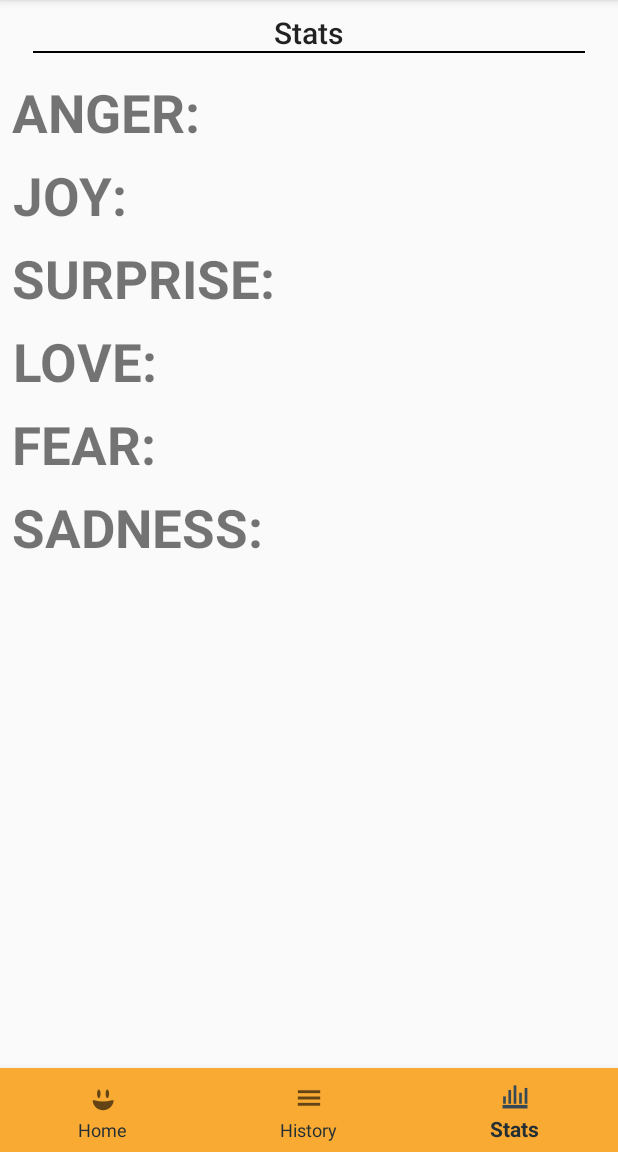
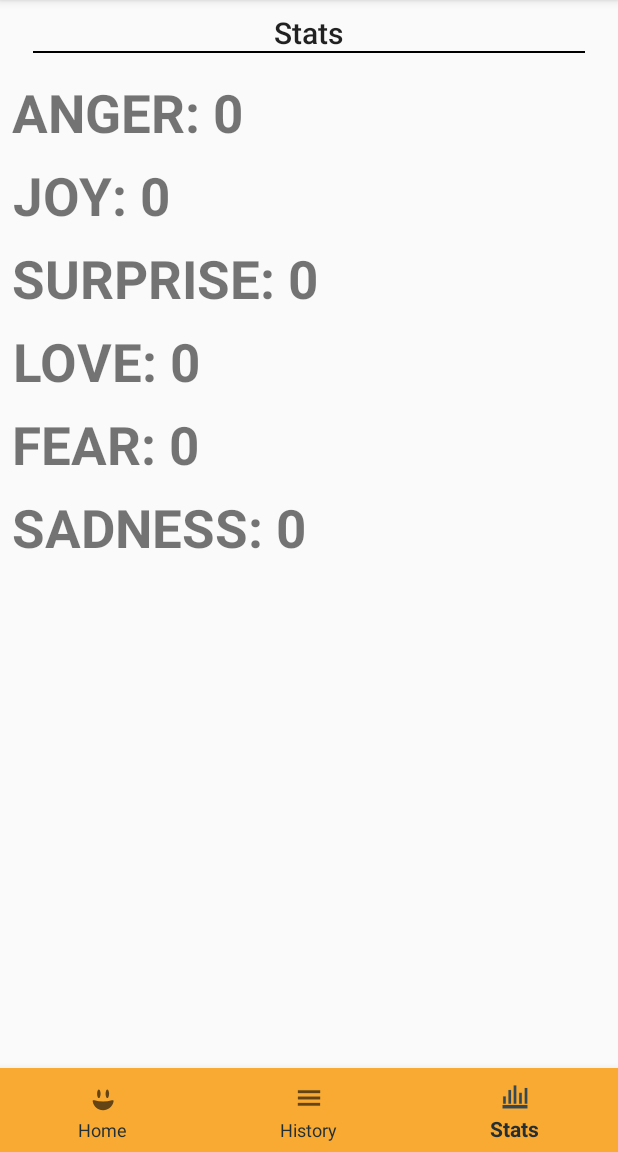
Before and after one commit to ImJoeYouKnow/potentie-FeelsBook, an Android app: the StatsActivity screen opened directly, with no data from a screen before it, on a phone screen of 412 x 824 dp, the part 84-1236 px from its top. Run offline under Robolectric (Android 15) with nearby library versions, the phone set to English and light mode, and no system bars.

Commit message:
Implemented stats page and counter

```diff
--- a/app/src/main/java/com/example/potentie_feelsbook/EmotionHistoryList.java
+++ b/app/src/main/java/com/example/potentie_feelsbook/EmotionHistoryList.java
@@ -5,6 +5,12 @@ import java.util.ArrayList;
 public class EmotionHistoryList {
     protected ArrayList<EmotionEntry> emotionHistoryList;
     protected ArrayList<Listener> listeners;
+    private int count_anger = 0;
+    private int count_joy = 0;
+    private int count_surprise = 0;
+    private int count_love = 0;
+    private int count_fear = 0;
+    private int count_sadness = 0;
 
     public EmotionHistoryList(){
         emotionHistoryList = new ArrayList<>();
@@ -15,10 +21,12 @@ public class EmotionHistoryList {
     }
     public void addEmotion(EmotionEntry newEmotion){
         emotionHistoryList.add(newEmotion);
+        changeCount(newEmotion, true);
         notifyListeners();
     }
     public void removeEmotion(EmotionEntry delEmotion){
         emotionHistoryList.remove(delEmotion);
+        changeCount(delEmotion, false);
         notifyListeners();
     }
     public void notifyListeners(){
@@ -33,5 +41,61 @@ public class EmotionHistoryList {
         listeners.remove(l);
     }
 
+    //Credit CCID:cpenner consultation
+    private void changeCount(EmotionEntry emotion, Boolean mode) {
+        String type = emotion.getName();
+        int increment;
 
+        //add or subtract(True = Add)
+        if (mode) {
+            increment = 1;
+        } else {
+            increment = -1;
+        }
+
+        switch (type) {
+            case "Anger":
+                count_anger += increment;
+                break;
+            case "Joy":
+                count_joy += increment;
+                break;
+            case "Surprise":
+                count_surprise += increment;
+                break;
+            case "Love":
+                count_love += increment;
+                break;
+            case "Fear":
+                count_fear += increment;
+                break;
+            case "Sadness":
+                count_sadness += increment;
+                break;
+        }
+    }
+    public int getCount(String type) {
+        int count=0;
+        switch (type) {
+            case "Anger":
+                count = count_anger;
+                break;
+            case "Joy":
+                count = count_joy;
+                break;
+            case "Surprise":
+                count = count_surprise;
+                break;
+            case "Love":
+                count = count_love;
+                break;
+            case "Fear":
+                count = count_fear;
+                break;
+            case "Sadness":
+                count = count_sadness;
+                break;
+        }
+        return count;
+    }
 }
--- a/app/src/main/java/com/example/potentie_feelsbook/EmotionListController.java
+++ b/app/src/main/java/com/example/potentie_feelsbook/EmotionListController.java
@@ -23,8 +23,7 @@ public class EmotionListController {
     public void removeEmotionEntry(EmotionEntry emotion){
         getEmotionHistoryList().removeEmotion(emotion);
     }
-
-    public void incrementCount(String text){
-
+    public int getCount(String type){
+        return getEmotionHistoryList().getCount(type);
     }
 }
--- a/app/src/main/java/com/example/potentie_feelsbook/HistoryActivity.java
+++ b/app/src/main/java/com/example/potentie_feelsbook/HistoryActivity.java
@@ -141,7 +141,7 @@ public class HistoryActivity extends AppCompatActivity {
                 myPopup.dismiss();
             }
         });
-
+        //Edit date - (Not working)
         Button editDate = myPopup.findViewById(R.id.popup_button_date);
         editDate.setOnClickListener(new View.OnClickListener() {
             @Override
@@ -151,6 +151,8 @@ public class HistoryActivity extends AppCompatActivity {
                 Log.e("CMPUT 301", test);
             }
         });
+
+
 
 
         ImageButton exit = myPopup.findViewById(R.id.popup_exit);
--- a/app/src/main/java/com/example/potentie_feelsbook/StatsActivity.java
+++ b/app/src/main/java/com/example/potentie_feelsbook/StatsActivity.java
@@ -10,10 +10,12 @@ import android.view.View;
 import android.widget.TextView;
 
 import java.util.ArrayList;
+import java.util.List;
 
 public class StatsActivity extends AppCompatActivity {
 
 
+    EmotionListController emotionListControl = new EmotionListController();
 
     private BottomNavigationView.OnNavigationItemSelectedListener mOnNavigationItemSelectedListener
             = new BottomNavigationView.OnNavigationItemSelectedListener() {
@@ -46,7 +48,7 @@ public class StatsActivity extends AppCompatActivity {
         navigation.setOnNavigationItemSelectedListener(mOnNavigationItemSelectedListener);
         navigation.setSelectedItemId(R.id.navigation_stats);
 
-        getListOfViews();
+        setupStats();
 
     }
 
@@ -66,7 +68,7 @@ public class StatsActivity extends AppCompatActivity {
         this.finish();
     }
 
-    public ArrayList<View> getListOfViews(){
+    public void setupStats(){
         TextView anger_stats = findViewById(R.id.stats_anger);
         TextView joy_stats = findViewById(R.id.stats_joy);
         TextView surprise_stats = findViewById(R.id.stats_surprise);
@@ -74,12 +76,20 @@ public class StatsActivity extends AppCompatActivity {
         TextView fear_stats = findViewById(R.id.stats_fear);
         TextView sadness_stats = findViewById(R.id.stats_sadness);
 
-        anger_stats.setText("ANGER: ");
-        joy_stats.setText("JOY: ");
-        surprise_stats.setText("SURPRISE: ");
-        love_stats.setText("LOVE: ");
-        fear_stats.setText("FEAR: ");
-        sadness_stats.setText("SADNESS: ");
-        return null;
+        String string_anger = "ANGER: " + emotionListControl.getCount("Anger");
+        String string_joy = "JOY: " + emotionListControl.getCount("Joy");
+        String string_surprise = "SURPRISE: " + emotionListControl.getCount("Surprise");
+        String string_love = "LOVE: " + emotionListControl.getCount("Love");
+        String string_fear = "FEAR: " + emotionListControl.getCount("Fear");
+        String string_sadness = "SADNESS: " + emotionListControl.getCount("Sadness");
+
+
+
+        anger_stats.setText(string_anger);
+        joy_stats.setText(string_joy);
+        surprise_stats.setText(string_surprise);
+        love_stats.setText(string_love);
+        fear_stats.setText(string_fear);
+        sadness_stats.setText(string_sadness);
     }
 }
```
